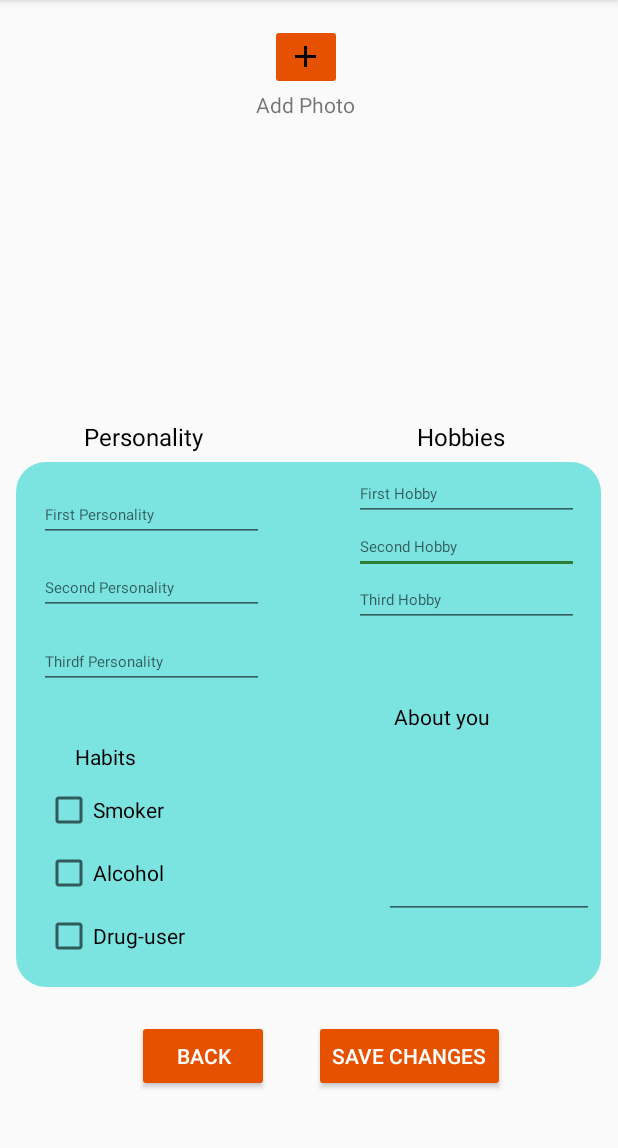
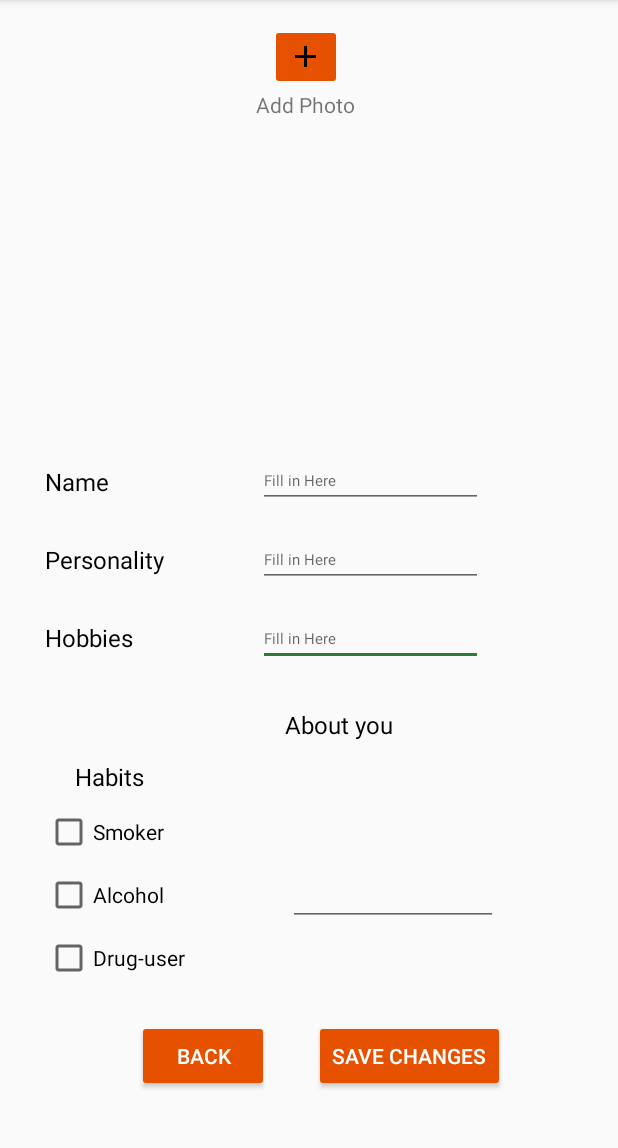
Before and after one commit to nickedchen/Grandfinder, an Android app: the CreateBio screen opened directly, with no data from a screen before it, on a phone screen of 412 x 824 dp, the part 84-1232 px from its top. Run offline under Robolectric (Android 15) with nearby library versions, the phone set to English and light mode, and no system bars; our stand-ins replace Firebase (no records; nobody signed in at launch, a user with empty details on screens opened directly).

Commit message:
updated createBio

```diff
--- a/app/build.gradle
+++ b/app/build.gradle
@@ -18,6 +18,7 @@ android {
 
     buildFeatures {
         viewBinding true
+
     }
 
     buildTypes {
@@ -64,6 +65,7 @@ dependencies {
     // Firebase UI
     implementation 'com.firebaseui:firebase-ui-auth:8.0.2'
     implementation 'com.firebaseui:firebase-ui-database:8.0.2'
+    implementation 'com.google.firebase:firebase-database:20.0.4'
 
     // Testing dependencies
     testImplementation 'junit:junit:4.13.2'
--- a/app/src/main/java/com/google/firebase/codelab/grandfinder/CreateBio.java
+++ b/app/src/main/java/com/google/firebase/codelab/grandfinder/CreateBio.java
@@ -5,13 +5,67 @@ import androidx.appcompat.app.AppCompatActivity;
 import android.content.Intent;
 import android.os.Bundle;
 import android.view.View;
+import android.widget.CheckBox;
+import android.widget.EditText;
+
+import com.google.firebase.database.DatabaseReference;
+import com.google.firebase.database.FirebaseDatabase;
 
 public class CreateBio extends AppCompatActivity {
-
+    private DatabaseReference database = FirebaseDatabase.getInstance().getReference();
+    private CheckBox c1, c2, c3;
     @Override
     protected void onCreate(Bundle savedInstanceState) {
         super.onCreate(savedInstanceState);
         setContentView(R.layout.activity_create_bio);
+
+    }
+
+    public void saveChange(View view){
+        DatabaseReference myRef = database.child("UserProfile");
+
+        EditText editText1 = (EditText) findViewById(R.id.name);
+        EditText editText2 = (EditText) findViewById(R.id.personality);
+        EditText editText3 = (EditText) findViewById(R.id.hobby);
+        EditText editText4 = (EditText) findViewById(R.id.about);
+
+        String habits = "";
+
+        c1 = (CheckBox)findViewById(R.id.checkBox1);
+        c2 = (CheckBox)findViewById(R.id.checkBox2);
+        c3 = (CheckBox)findViewById(R.id.checkBox3);
+
+        if(c1.isChecked() && c2.isChecked() && c3.isChecked())
+            habits = "Smoking, Alcohol, Drugs";
+        else if(c1.isChecked() && c2.isChecked() && !c3.isChecked())
+            habits = "Smoking, Alcohol";
+        else if(c1.isChecked() && !c2.isChecked() && c3.isChecked())
+            habits = "Smoking, Drugs";
+        else if(!c1.isChecked() && c2.isChecked() && c3.isChecked())
+            habits = "Alcohol, Drugs";
+        else if(c1.isChecked() && !c2.isChecked() && !c3.isChecked())
+            habits = "Smoking";
+        else if(!c1.isChecked() && c2.isChecked() && !c3.isChecked())
+            habits = "Alcohol";
+        else if(!c1.isChecked() && !c2.isChecked() && c3.isChecked())
+            habits = "Drugs";
+        else
+            habits = "none";
+
+
+        String message1 = editText1.getText().toString();
+        String message2 = editText2.getText().toString();
+        String message3 = editText3.getText().toString();
+        String message4 = editText4.getText().toString();
+
+        myRef.child("User1").child("Name").setValue(message1);
+        myRef.child("User1").child("Hobby").setValue(message2);
+        myRef.child("User1").child("Personality").setValue(message3);
+        myRef.child("User1").child("About").setValue(message4);
+        myRef.child("User1").child("Habits").setValue(habits);
+
+        Intent intent = new Intent(this, landingPage.class);
+        startActivity(intent);
     }
 
     public void onBack(View view){
--- a/app/src/main/res/layout/activity_create_bio.xml
+++ b/app/src/main/res/layout/activity_create_bio.xml
@@ -5,18 +5,6 @@
     android:layout_width="match_parent"
     android:layout_height="match_parent"
     tools:context=".CreateBio">
-
-    <TextView
-        android:id="@+id/textView6"
-        android:layout_width="390dp"
-        android:layout_height="350dp"
-        android:layout_marginStart="10dp"
-        android:layout_marginEnd="11dp"
-        android:layout_marginBottom="22dp"
-        android:background="@drawable/rectangle_light_blue"
-        app:layout_constraintBottom_toTopOf="@+id/button2"
-        app:layout_constraintEnd_toEndOf="parent"
-        app:layout_constraintStart_toStartOf="parent" />
 
     <Button
         android:id="@+id/button2"
@@ -33,119 +21,65 @@
         android:id="@+id/textView2"
         android:layout_width="wrap_content"
         android:layout_height="wrap_content"
-        android:layout_marginTop="280dp"
-        android:layout_marginEnd="75dp"
+        android:layout_marginStart="30dp"
+        android:layout_marginTop="30dp"
         android:text="Hobbies"
         android:textColor="@android:color/black"
         android:textSize="16sp"
-        app:layout_constraintEnd_toEndOf="parent"
-        app:layout_constraintTop_toTopOf="parent" />
-
-    <EditText
-        android:id="@+id/editTextTextPersonName3"
-        android:layout_width="150dp"
-        android:layout_height="35dp"
-        android:layout_marginEnd="26dp"
-        android:ems="10"
-        android:hint="Second Hobby"
-        android:inputType="textPersonName"
-        android:textColor="@android:color/black"
-        android:textSize="10sp"
-        app:layout_constraintEnd_toEndOf="parent"
-        app:layout_constraintTop_toBottomOf="@+id/editTextTextPersonName2" />
-
-    <EditText
-        android:id="@+id/editTextTextPersonName4"
-        android:layout_width="150dp"
-        android:layout_height="35dp"
-        android:layout_marginEnd="26dp"
-        android:ems="10"
-        android:hint="Third Hobby"
-        android:inputType="textPersonName"
-        android:textColor="@android:color/black"
-        android:textSize="10sp"
-        app:layout_constraintEnd_toEndOf="parent"
-        app:layout_constraintTop_toBottomOf="@+id/editTextTextPersonName3" />
-
-    <EditText
-        android:id="@+id/editTextTextPersonName7"
-        android:layout_width="150dp"
-        android:layout_height="35dp"
-        android:layout_marginStart="26dp"
-        android:layout_marginBottom="35dp"
-        android:ems="10"
-        android:hint="Thirdf Personality"
-        android:inputType="textPersonName"
-        android:textColor="@android:color/black"
-        android:textSize="10sp"
-        app:layout_constraintBottom_toTopOf="@+id/textView3"
-        app:layout_constraintStart_toStartOf="parent" />
+        app:layout_constraintStart_toStartOf="parent"
+        app:layout_constraintTop_toBottomOf="@+id/textView" />
 
     <TextView
         android:id="@+id/textView"
         android:layout_width="wrap_content"
         android:layout_height="wrap_content"
-        android:layout_marginStart="56dp"
-        android:layout_marginTop="280dp"
+        android:layout_marginStart="30dp"
+        android:layout_marginTop="30dp"
         android:text="Personality"
         android:textColor="@android:color/black"
         android:textSize="16sp"
         app:layout_constraintStart_toStartOf="parent"
-        app:layout_constraintTop_toTopOf="parent" />
+        app:layout_constraintTop_toBottomOf="@+id/textView7" />
 
     <EditText
-        android:id="@+id/editTextTextPersonName6"
+        android:id="@+id/hobby"
         android:layout_width="150dp"
         android:layout_height="35dp"
-        android:layout_marginStart="26dp"
+        android:layout_marginTop="17dp"
+        android:layout_marginEnd="90dp"
         android:ems="10"
-        android:hint="Second Personality"
-        android:inputType="textPersonName"
-        android:textColor="@android:color/black"
-        android:textSize="10sp"
-        app:layout_constraintBottom_toTopOf="@+id/editTextTextPersonName7"
-        app:layout_constraintStart_toStartOf="parent"
-        app:layout_constraintTop_toBottomOf="@+id/editTextTextPersonName5" />
-
-    <EditText
-        android:id="@+id/editTextTextPersonName2"
-        android:layout_width="150dp"
-        android:layout_height="35dp"
-        android:layout_marginTop="10dp"
-        android:layout_marginEnd="26dp"
-        android:ems="10"
-        android:hint="First Hobby"
+        android:hint="Fill in Here"
         android:inputType="textPersonName"
         android:textColor="@android:color/black"
         android:textSize="10sp"
         app:layout_constraintEnd_toEndOf="parent"
-        app:layout_constraintTop_toBottomOf="@+id/textView2" />
+        app:layout_constraintTop_toBottomOf="@+id/personality" />
 
     <EditText
-        android:id="@+id/editTextTextPersonName5"
+        android:id="@+id/personality"
         android:layout_width="150dp"
         android:layout_height="35dp"
-        android:layout_marginStart="26dp"
-        android:layout_marginTop="10dp"
+        android:layout_marginTop="17dp"
+        android:layout_marginEnd="90dp"
         android:ems="10"
-        android:hint="First Personality"
+        android:hint="Fill in Here"
         android:inputType="textPersonName"
         android:textColor="@android:color/black"
         android:textSize="10sp"
-        app:layout_constraintBottom_toTopOf="@+id/editTextTextPersonName6"
-        app:layout_constraintStart_toStartOf="parent"
-        app:layout_constraintTop_toBottomOf="@+id/textView" />
+        app:layout_constraintEnd_toEndOf="parent"
+        app:layout_constraintTop_toBottomOf="@+id/name" />
 
     <TextView
         android:id="@+id/textView4"
         android:layout_width="wrap_content"
         android:layout_height="wrap_content"
-        android:layout_marginTop="50dp"
-        android:layout_marginEnd="85dp"
+        android:layout_marginTop="28dp"
+        android:layout_marginEnd="150dp"
         android:text="About you"
         android:textColor="@android:color/black"
+        android:textSize="16sp"
         app:layout_constraintEnd_toEndOf="parent"
-        app:layout_constraintTop_toBottomOf="@+id/editTextTextPersonName4" />
+        app:layout_constraintTop_toBottomOf="@+id/hobby" />
 
     <TextView
         android:id="@+id/textView3"
@@ -155,7 +89,8 @@
         android:layout_marginBottom="10dp"
         android:text="Habits"
         android:textColor="@android:color/black"
-        app:layout_constraintBottom_toTopOf="@+id/checkBox"
+        android:textSize="16sp"
+        app:layout_constraintBottom_toTopOf="@+id/checkBox1"
         app:layout_constraintStart_toStartOf="parent" />
 
     <CheckBox
@@ -164,7 +99,7 @@
         android:layout_height="wrap_content"
         android:layout_marginStart="30dp"
         android:layout_marginTop="10dp"
-        android:layout_marginBottom="40dp"
+        android:layout_marginBottom="25dp"
         android:text="Drug-user"
         app:layout_constraintBottom_toTopOf="@+id/button2"
         app:layout_constraintStart_toStartOf="parent"
@@ -178,14 +113,14 @@
         android:layout_marginTop="10dp"
         android:text="Alcohol"
         app:layout_constraintStart_toStartOf="parent"
-        app:layout_constraintTop_toBottomOf="@+id/checkBox" />
+        app:layout_constraintTop_toBottomOf="@+id/checkBox1" />
 
     <EditText
-        android:id="@+id/editTextTextPersonName"
+        android:id="@+id/about"
         android:layout_width="wrap_content"
         android:layout_height="115dp"
-        android:layout_marginTop="10dp"
-        android:layout_marginEnd="16dp"
+        android:layout_marginTop="8dp"
+        android:layout_marginEnd="80dp"
         android:ems="10"
         android:inputType="textMultiLine"
         android:textColor="@android:color/black"
@@ -194,7 +129,7 @@
         app:layout_constraintTop_toBottomOf="@+id/textView4" />
 
     <CheckBox
-        android:id="@+id/checkBox"
+        android:id="@+id/checkBox1"
         android:layout_width="wrap_content"
         android:layout_height="wrap_content"
         android:layout_marginStart="30dp"
@@ -204,17 +139,18 @@
         app:layout_constraintTop_toBottomOf="@+id/textView3" />
 
     <Button
-        android:id="@+id/button4"
+        android:id="@+id/saveChanges"
         android:layout_width="wrap_content"
         android:layout_height="wrap_content"
         android:layout_marginEnd="75dp"
         android:layout_marginBottom="40dp"
+        android:onClick="saveChange"
         android:text="Save Changes"
         app:layout_constraintBottom_toBottomOf="parent"
         app:layout_constraintEnd_toEndOf="parent" />
 
     <ImageButton
-        android:id="@+id/imageButton"
+        android:id="@+id/selectImagebtn"
         android:layout_width="wrap_content"
         android:layout_height="wrap_content"
         android:layout_marginTop="16dp"
@@ -230,6 +166,31 @@
         android:layout_marginEnd="175dp"
         android:text="Add Photo"
         app:layout_constraintEnd_toEndOf="parent"
-        app:layout_constraintTop_toBottomOf="@+id/imageButton" />
+        app:layout_constraintTop_toBottomOf="@+id/selectImagebtn" />
+
+    <TextView
+        android:id="@+id/textView7"
+        android:layout_width="wrap_content"
+        android:layout_height="wrap_content"
+        android:layout_marginStart="30dp"
+        android:layout_marginTop="310dp"
+        android:text="Name"
+        android:textColor="@android:color/black"
+        android:textSize="16sp"
+        app:layout_constraintStart_toStartOf="parent"
+        app:layout_constraintTop_toTopOf="parent" />
+
+    <EditText
+        android:id="@+id/name"
+        android:layout_width="150dp"
+        android:layout_height="35dp"
+        android:layout_marginTop="224dp"
+        android:layout_marginEnd="90dp"
+        android:ems="10"
+        android:hint="Fill in Here"
+        android:inputType="textPersonName"
+        android:textSize="10sp"
+        app:layout_constraintEnd_toEndOf="parent"
+        app:layout_constraintTop_toBottomOf="@+id/textView5" />
 
 </androidx.constraintlayout.widget.ConstraintLayout>
```
Also changed, not shown: app/src/main/java/com/google/firebase/codelab/grandfinder/model/FriendlyMessage.kt (line endings or trailing spaces), 1 other file.
